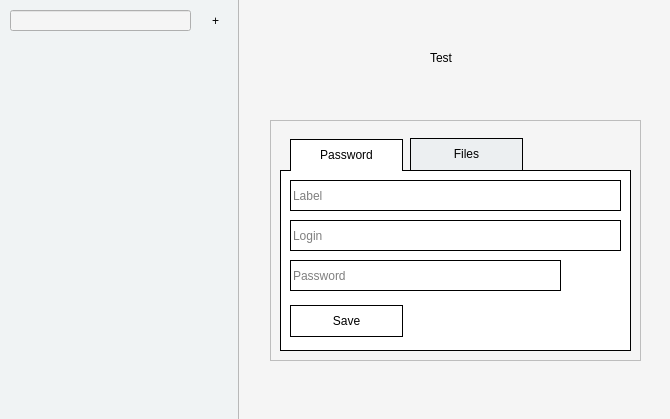
This is mainwindow.ui in jwdeitch/simplesafe as Qt 5 draws it before an edit. The edited form follows.
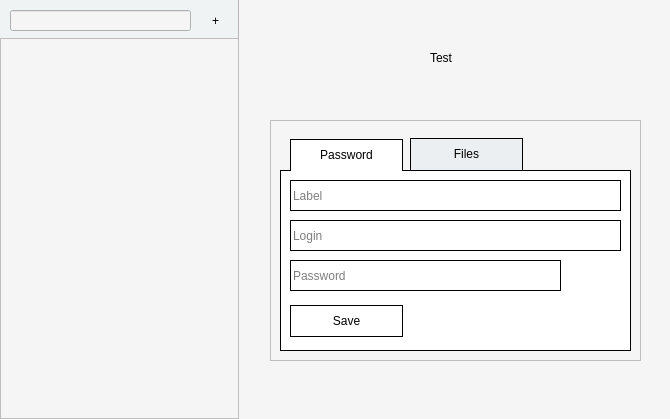
This is the edited form. Icons and pictures are not drawn.

Diff of the .ui file:
```diff
--- a/mainwindow.ui
+++ b/mainwindow.ui
@@ -13,6 +13,9 @@
   <property name="windowTitle">
    <string>MainWindow</string>
   </property>
+  <property name="autoFillBackground">
+   <bool>false</bool>
+  </property>
   <property name="styleSheet">
    <string notr="true">background-color: #F5F5F5;</string>
   </property>
@@ -31,8 +34,12 @@
      <verstretch>105</verstretch>
     </sizepolicy>
    </property>
+   <property name="autoFillBackground">
+    <bool>true</bool>
+   </property>
    <property name="styleSheet">
-    <string notr="true">background-color: #F0F3F4;
+    <string notr="true">QListView::item:selected { background: #D8DEE1 };
+background-color: #F0F3F4;
 border: none;
 border-right: 1px solid #B8B8B8;</string>
    </property>
```
